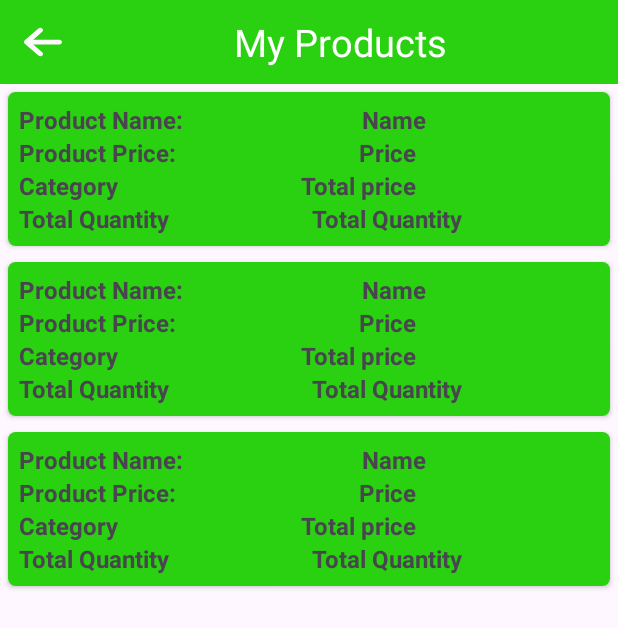
After one commit to Prathamesh-Kothalkar/DigiFarm, an Android app: the layout activity_my_products.xml on its own in the app's theme, with its tools: preview values and no code run, on a phone screen of 412 x 824 dp. The commit adds this screen. Shown: the top 628 px of the screen. Run offline under Robolectric (Android 15) with nearby library versions, the phone set to English and light mode, and no system bars.

Commit message:
fix bud=gs

```diff
--- a/app/src/main/java/com/example/digifarm/FarmerOtpActivity.java
+++ b/app/src/main/java/com/example/digifarm/FarmerOtpActivity.java
@@ -143,7 +143,7 @@ public class FarmerOtpActivity extends AppCompatActivity {
                         super.onCodeSent(s, forceResendingToken);
                         verificationCode = s;
                         resendingToken = forceResendingToken;
-                        showToast("Otp Send Suc");
+                        showToast("Otp Send Successfully");
                         otp.setEnabled(true);
                         login.setEnabled(true);
                         setInProgress(false);
--- /dev/null
+++ b/app/src/main/res/layout/activity_my_products.xml
@@ -0,0 +1,38 @@
+<?xml version="1.0" encoding="utf-8"?>
+<LinearLayout xmlns:android="http://schemas.android.com/apk/res/android"
+    xmlns:app="http://schemas.android.com/apk/res-auto"
+    xmlns:tools="http://schemas.android.com/tools"
+    android:layout_width="match_parent"
+    android:layout_height="match_parent"
+    android:orientation="vertical"
+    tools:context=".MyProductsActivity">
+    <Toolbar
+        android:layout_width="match_parent"
+        android:layout_height="wrap_content"
+        android:background="@color/bg">
+        <ImageView
+            android:id="@+id/goBack"
+            android:layout_width="wrap_content"
+            android:layout_height="wrap_content"
+            android:src="@drawable/back_arrow"/>
+        <TextView
+            android:layout_width="match_parent"
+            android:layout_height="wrap_content"
+            android:text="My Products"
+            android:textAlignment="center"
+            android:textSize="25sp"
+            android:textColor="@color/white"/>
+    </Toolbar>
+    <ScrollView
+        android:layout_width="match_parent"
+        android:layout_height="wrap_content">
+        <androidx.recyclerview.widget.RecyclerView
+            android:id="@+id/rec_myProduct"
+            android:layout_width="match_parent"
+            android:layout_height="match_parent"
+            tools:listitem="@layout/my_product"
+            />
+    </ScrollView>
+
+
+</LinearLayout>
--- a/app/src/main/res/layout/fragment_farmer_profile.xml
+++ b/app/src/main/res/layout/fragment_farmer_profile.xml
@@ -79,8 +79,8 @@
                 <Button
                     android:layout_width="match_parent"
                     android:layout_height="wrap_content"
-                    android:id="@+id/myOrderButton"
-                    android:text="My Order"
+                    android:id="@+id/myProductsButton"
+                    android:text="My Products"
                     android:background="?android:attr/selectableItemBackground"
                     android:paddingStart="8dp"
                     android:paddingEnd="8dp"
--- a/app/src/main/res/layout/item_view.xml
+++ b/app/src/main/res/layout/item_view.xml
@@ -40,8 +40,9 @@
         android:layout_height="wrap_content"
         android:id="@+id/shop_no"
         android:textColor="@color/black"
-        tools:text="9999999999"
+        android:text="+919021023183"
         android:autoLink="phone"
+        android:clickable="true"
         android:layout_toEndOf="@id/fimageView"
         android:layout_below="@id/shop_owner" />
     <LinearLayout
--- /dev/null
+++ b/app/src/main/res/layout/my_product.xml
@@ -0,0 +1,128 @@
+<?xml version="1.0" encoding="utf-8"?>
+
+<androidx.cardview.widget.CardView xmlns:android="http://schemas.android.com/apk/res/android"
+    xmlns:app="http://schemas.android.com/apk/res-auto"
+    android:layout_width="match_parent"
+    android:layout_height="wrap_content"
+    android:layout_margin="5dp"
+    android:elevation="4dp"
+    app:cardCornerRadius="5dp">
+
+    <LinearLayout
+        android:layout_width="match_parent"
+        android:layout_height="wrap_content"
+        android:background="@color/bg"
+        android:orientation="vertical"
+        android:padding="7dp">
+
+
+
+
+        <LinearLayout
+            android:layout_width="match_parent"
+            android:layout_height="match_parent"
+            android:orientation="horizontal"
+            android:weightSum="2">
+
+            <TextView
+                android:layout_width="wrap_content"
+                android:layout_height="wrap_content"
+                android:layout_weight="1"
+
+                android:text="Product Name: "
+                android:textSize="16sp"
+                android:textStyle="bold" />
+
+            <TextView
+                android:id="@+id/product_name"
+                android:layout_width="wrap_content"
+                android:layout_height="wrap_content"
+                android:layout_weight="1"
+
+                android:text="Name"
+                android:textSize="16sp"
+                android:textStyle="bold" />
+
+        </LinearLayout>
+
+        <LinearLayout
+            android:layout_width="match_parent"
+            android:layout_height="match_parent"
+            android:orientation="horizontal"
+            android:weightSum="2">
+
+            <TextView
+                android:layout_width="wrap_content"
+                android:layout_height="wrap_content"
+                android:layout_weight="1"
+
+                android:text="Product Price: "
+                android:textSize="16sp"
+                android:textStyle="bold" />
+
+            <TextView
+                android:id="@+id/product_price"
+                android:layout_width="wrap_content"
+                android:layout_height="wrap_content"
+                android:layout_weight="1"
+
+                android:text="Price "
+                android:textSize="16sp"
+                android:textStyle="bold" />
+
+        </LinearLayout>
+
+        <LinearLayout
+            android:layout_width="match_parent"
+            android:layout_height="match_parent"
+            android:orientation="horizontal"
+            android:weightSum="2">
+
+            <TextView
+                android:layout_width="wrap_content"
+                android:layout_height="wrap_content"
+                android:layout_weight="1"
+                android:text="Category "
+                android:textSize="16sp"
+                android:textStyle="bold" />
+
+            <TextView
+                android:id="@+id/category"
+                android:layout_width="wrap_content"
+                android:layout_height="wrap_content"
+                android:layout_weight="1"
+
+                android:text="Total price "
+                android:textSize="16sp"
+                android:textStyle="bold" />
+
+        </LinearLayout>
+
+        <LinearLayout
+            android:layout_width="match_parent"
+            android:layout_height="match_parent"
+            android:orientation="horizontal"
+            android:weightSum="2">
+
+            <TextView
+                android:layout_width="wrap_content"
+                android:layout_height="wrap_content"
+                android:layout_weight="1"
+
+                android:text="Total Quantity "
+                android:textSize="16sp"
+                android:textStyle="bold" />
+
+            <TextView
+                android:id="@+id/total_quantity"
+                android:layout_width="wrap_content"
+                android:layout_height="wrap_content"
+                android:layout_weight="1"
+                android:text="Total Quantity"
+                android:textSize="16sp"
+                android:textStyle="bold" />
+
+        </LinearLayout>
+
+    </LinearLayout>
+</androidx.cardview.widget.CardView>
```
Also changed, not shown: app/src/main/AndroidManifest.xml (+9 -4 lines), app/src/main/java/com/example/digifarm/Adapter/MyProductAdapter.java (added, +80 -0 lines), app/src/main/java/com/example/digifarm/FarmerActivity.java (+2 -26 lines), app/src/main/java/com/example/digifarm/FarmerHomeFragment.java (+16 -37 lines), app/src/main/java/com/example/digifarm/Fragment/AgrishopFragment.java (+11 -6 lines), app/src/main/java/com/example/digifarm/Fragment/FarmerProfileFragment.java (+12 -0 lines), app/src/main/java/com/example/digifarm/MyProductsActivity.java (added, +68 -0 lines).
